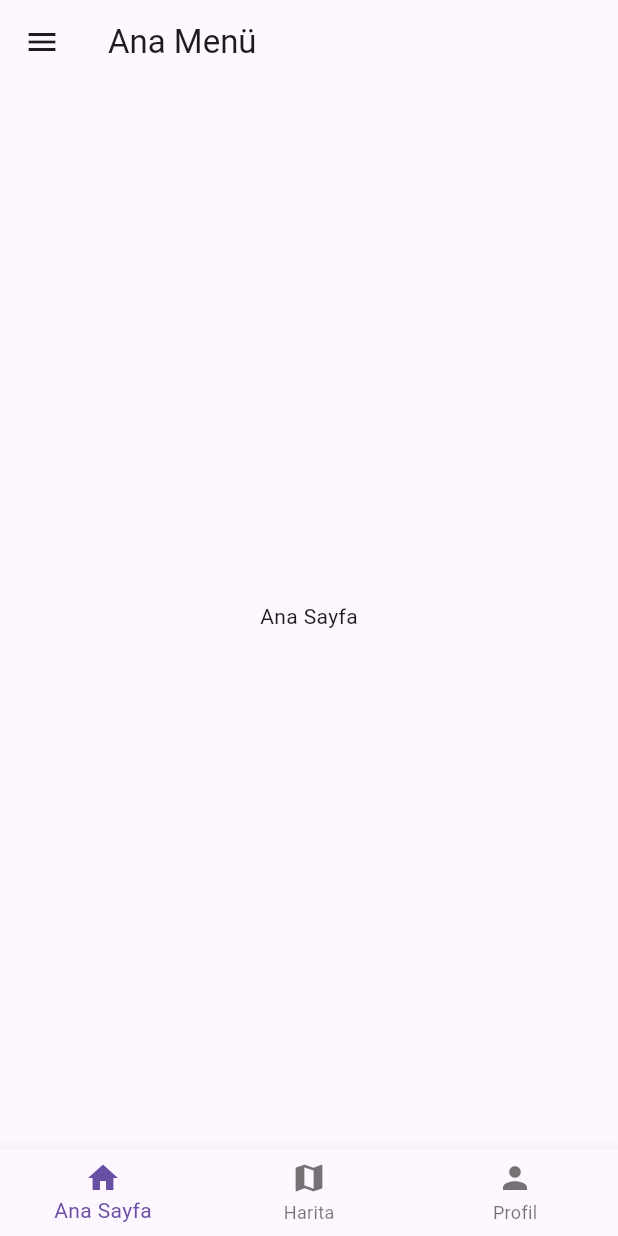
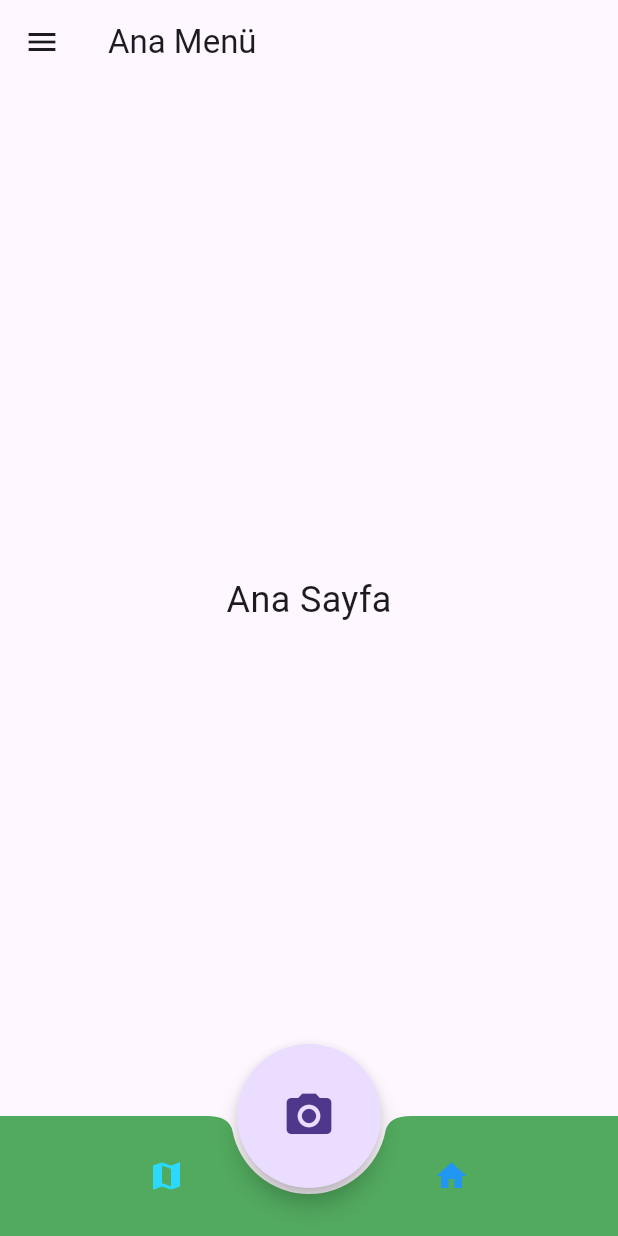
Before and after one commit to Melihemin/DSTO-HACKATHON, a Flutter app: the MainMenu screen opened directly, on a phone screen of 412 x 824 dp. Run offline on Flutter 3.47's test engine with Material 3 defaults, Android fonts, the phone set to English and light mode, and no system bars; our stand-ins replace google_maps_flutter.

Commit message:
Update main_menu.dart Icon button addet for google maps page

```diff
--- a/hackathon_diyarbakir/lib/main_menu.dart
+++ b/hackathon_diyarbakir/lib/main_menu.dart
@@ -8,7 +8,7 @@ class MainMenu extends StatefulWidget {
 }
 
 class _MainMenuState extends State<MainMenu> {
-  int _selectedIndex = 0; // Seçili sekmeyi takip et
+  int _selectedIndex = 0;
 
   // Google Maps Controller
   final Completer<GoogleMapController> _controller = Completer<GoogleMapController>();
@@ -30,29 +30,29 @@ class _MainMenuState extends State<MainMenu> {
     await controller.animateCamera(CameraUpdate.newCameraPosition(_kLake));
   }
 
-  // Sekme içerikleri
   Widget _getBodyContent() {
-    switch (_selectedIndex) {
-      case 0:
-        return const Center(child: Text('Ana Sayfa'));
-      case 1:
+    if (_selectedIndex == 1) {
       return GoogleMap(
         mapType: MapType.hybrid,
         initialCameraPosition: _kGooglePlex,
         onMapCreated: (GoogleMapController controller) {
+          if (!_controller.isCompleted) {
             _controller.complete(controller);
+          }
         },
       );
-      case 2:
-        return const Center(child: Text('Profil'));
-      default:
-        return const Center(child: Text('Bilinmeyen Sekme'));
     }
+    return Center(
+      child: Text(
+        _selectedIndex == 0 ? 'Ana Sayfa' : 'Profil',
+        style: const TextStyle(fontSize: 24),
+      ),
+    );
   }
 
   void _onItemTapped(int index) {
     setState(() {
-      _selectedIndex = index; // Seçili sekmeyi güncelle
+      _selectedIndex = index;
     });
   }
 
@@ -113,31 +113,32 @@ class _MainMenuState extends State<MainMenu> {
         ),
       ),
       body: _getBodyContent(),
-      floatingActionButton: _selectedIndex == 1
-          ? FloatingActionButton.extended(
-              onPressed: _goToTheLake,
-              label: const Text('To the lake!'),
-              icon: const Icon(Icons.directions_boat),
-            )
-          : null,
+      floatingActionButton: FloatingActionButton.large(
+        shape: const CircleBorder(),
+        onPressed: _selectedIndex == 1 ? _goToTheLake : null,
+        child: const Icon(Icons.camera_alt),
+      ),
       floatingActionButtonLocation: FloatingActionButtonLocation.centerDocked,
-      bottomNavigationBar: BottomNavigationBar(
-        items: const <BottomNavigationBarItem>[
-          BottomNavigationBarItem(
-            icon: Icon(Icons.home),
-            label: 'Ana Sayfa',
+      bottomNavigationBar: BottomAppBar(
+        color: const Color.fromRGBO(82, 170, 94, 1.0),
+        shape: const CircularNotchedRectangle(),
+        child: Row(
+          mainAxisAlignment: MainAxisAlignment.spaceAround,
+          children: [
+            IconButton(
+              onPressed: () {
+                _onItemTapped(1); // Harita sekmesini göster
+              },
+              icon: const Icon(Icons.map, color: Color.fromRGBO(43, 217, 254, 1.0)),
             ),
-          BottomNavigationBarItem(
-            icon: Icon(Icons.map),
-            label: 'Harita',
-          ),
-          BottomNavigationBarItem(
-            icon: Icon(Icons.person),
-            label: 'Profil',
+            IconButton(
+              onPressed: () {
+                _onItemTapped(0); // Ana sayfa sekmesini göster
+              },
+              icon: const Icon(Icons.home, color: Colors.blue),
             ),
           ],
-        currentIndex: _selectedIndex,
-        onTap: _onItemTapped,
+        ),
       ),
     );
   }
```
Lines whose indentation alone changed are shown as unchanged.
